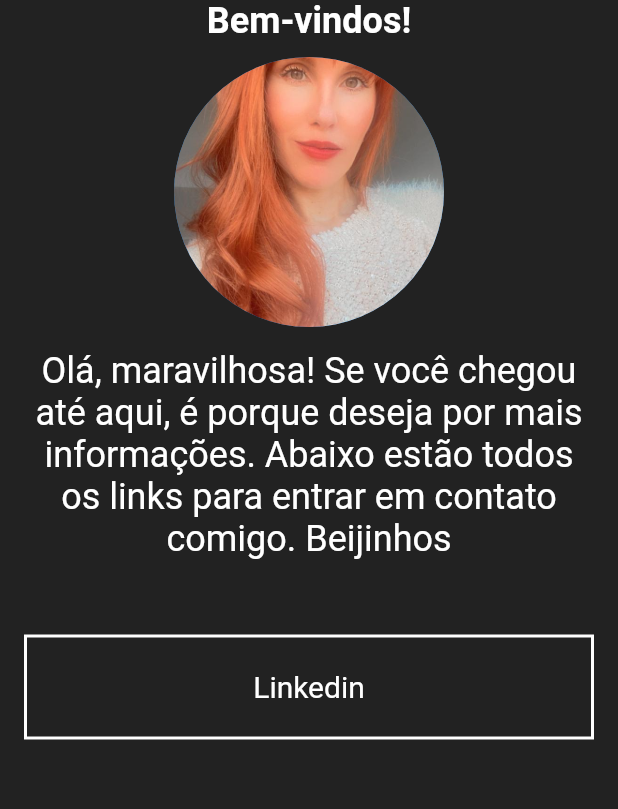
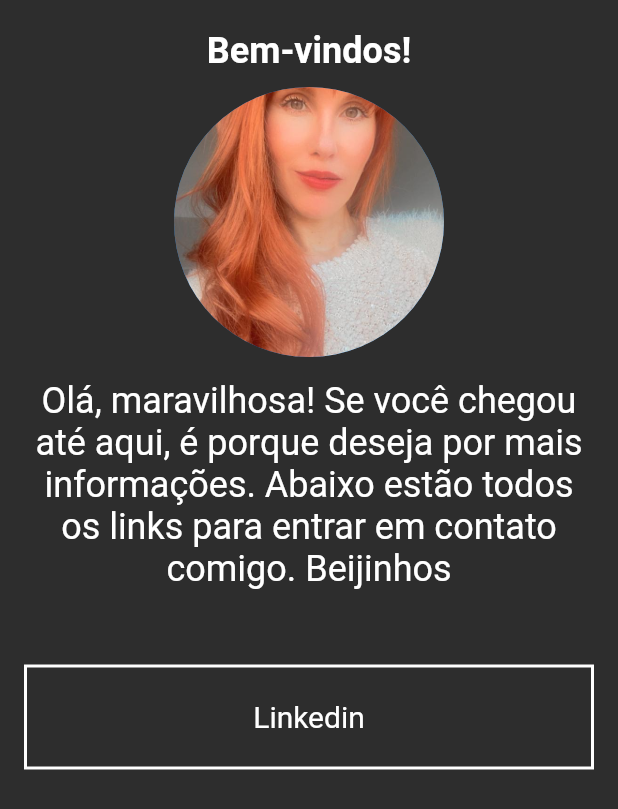
Before and after one commit to Renatojr2/link_tree_fabi, a Flutter app: the screen it shows after launch, on a phone screen of 412 x 824 dp. Shown: the top 809 px of the screen. Run offline on Flutter 3.47's test engine with Material 2 defaults, Android fonts, the phone set to English and light mode, and no system bars.

Commit message:
link tree ajustes

```diff
--- a/lib/page/home/home_page.dart
+++ b/lib/page/home/home_page.dart
@@ -22,12 +22,13 @@ class _HomePageState extends State<HomePage> {
   @override
   Widget build(BuildContext context) {
     return Scaffold(
-      backgroundColor: Colors.black87,
+      backgroundColor: Color.fromARGB(221, 13, 13, 13),
       body: SafeArea(
         child: Padding(
           padding: const EdgeInsets.symmetric(horizontal: 16),
           child: Column(
             children: [
+              const SizedBox(height: 20),
               const Center(
                 child: Text(
                   'Bem-vindos!',
```
